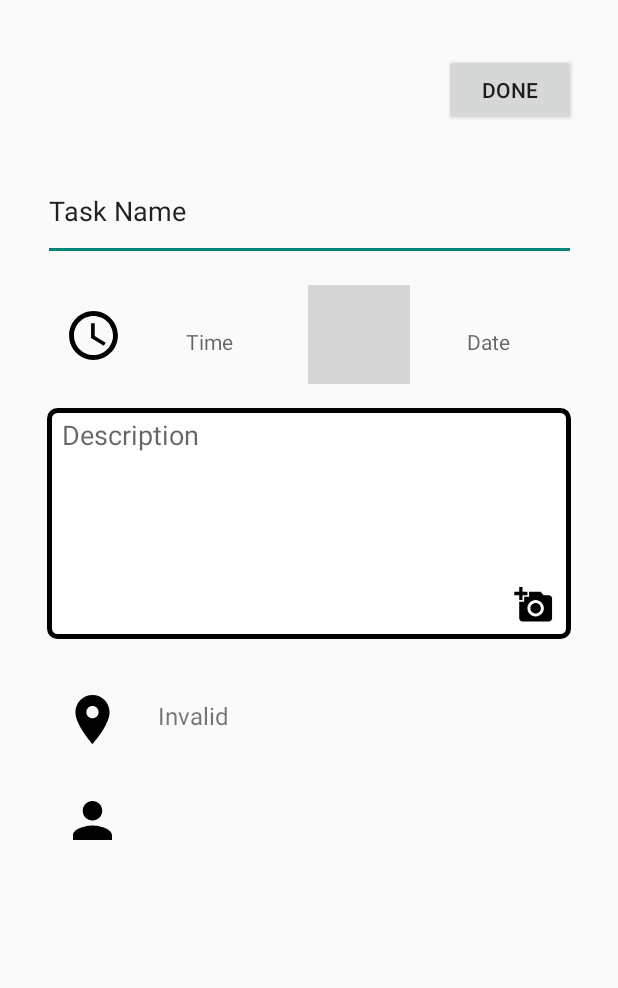
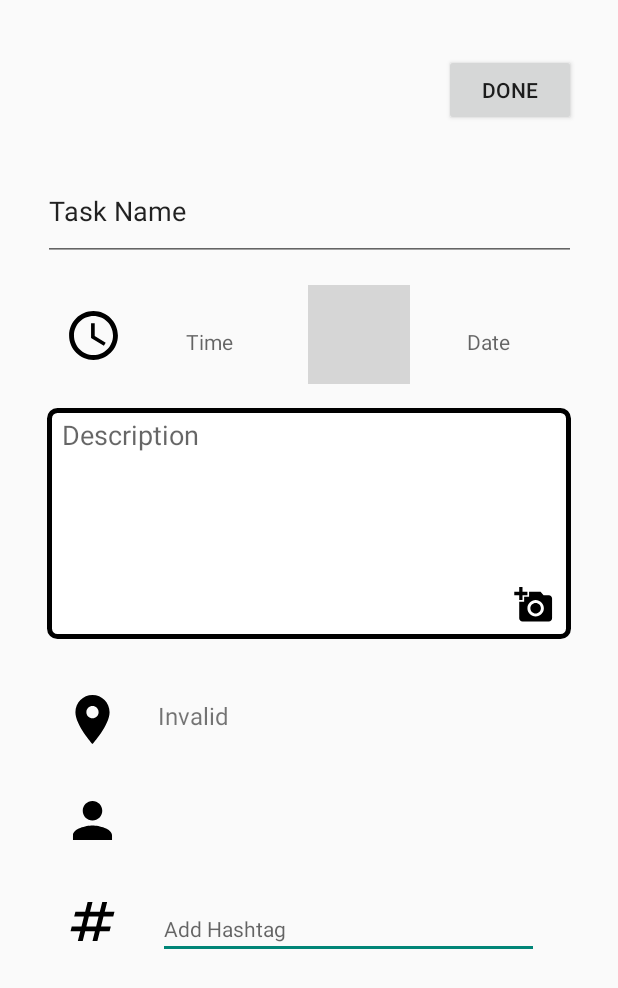
Before and after one commit to ZeitLee/CS5520-Sp22-Final-Project, an Android app: the screen it shows after launch (createReminder), after a tap on an icon or button, on a phone screen of 412 x 824 dp. Shown: the top 988 px of the screen. Run offline under Robolectric (Android 15) with nearby library versions, the phone set to English and light mode, and no system bars; grey boxes are pictures that could not be loaded.

Commit message:
added hashtag

```diff
--- a/app/src/main/java/edu/neu/madcourse/cs5520_sp22_final_project/createReminder.java
+++ b/app/src/main/java/edu/neu/madcourse/cs5520_sp22_final_project/createReminder.java
@@ -64,6 +64,7 @@ public class createReminder extends AppCompatActivity {
 
     private EditText nameInput;
     private EditText mDescription;
+    private EditText mHashtag;
     private TextView myTextDisplayDate;
     private TextView myTextDisplayTime;
     private DatePickerDialog.OnDateSetListener myDateSetListener;
@@ -99,6 +100,7 @@ public class createReminder extends AppCompatActivity {
         myTextDisplayTime = (TextView) findViewById(R.id.timeSelector);
         addPhoto = (ImageView) findViewById(R.id.photoImageView);
         mDescription = (EditText) findViewById(R.id.description);
+        mHashtag = (EditText) findViewById(R.id.hashTag);
         mapSelector = (ImageView) findViewById(R.id.mapSelector);
         done = (Button) findViewById(R.id.saveData);
 
@@ -260,6 +262,7 @@ public class createReminder extends AppCompatActivity {
                 // set text view.
                 nameInput.setText(reminder.title);
                 mDescription.setText(reminder.description);
+                mHashtag.setText(reminder.hashtag);
                 myTextDisplayDate.setText(reminder.date);
                 myTextDisplayTime.setText(reminder.time);
                 address = Loc.geoToAddress(reminder.location[0], reminder.location[1], this);
@@ -400,6 +403,7 @@ public class createReminder extends AppCompatActivity {
         String title = nameInput.getText().toString();
         reminder.title = !"".equals(title) ? title : "Default Task";
         reminder.description = mDescription.getText().toString();
+        reminder.hashtag = mHashtag.getText().toString();
         reminder.location = geoLoc;
         //TODO: need to update image path and voice file path.
         return gson.toJson(reminder);
--- a/app/src/main/java/edu/neu/madcourse/cs5520_sp22_final_project/models/Reminder.java
+++ b/app/src/main/java/edu/neu/madcourse/cs5520_sp22_final_project/models/Reminder.java
@@ -14,6 +14,7 @@ public class Reminder {
     public Voice voice;
     public String date;
     public String time;
+    public String hashtag;
     public double[] location;
     public boolean completed;
 
@@ -21,6 +22,7 @@ public class Reminder {
         id = UUID.randomUUID().toString();
         title = "Task Name";
         description = "";
+        hashtag = "";
         image = null;
         voice = null;
         date = "";
@@ -29,11 +31,13 @@ public class Reminder {
         completed = false;
     }
 
-    public Reminder(String id, String title, String description, String image, Voice voice, String date,
+    public Reminder(String id, String title, String description, String hashtag, String image,
+                    Voice voice, String date,
                     String time, double[] location, boolean complete) {
         this.id = id;
         this.title = title;
         this.description = description;
+        this.hashtag = hashtag;
         this.image = image;
         this.voice = voice;
         this.date = date;
--- /dev/null
+++ b/app/src/main/res/drawable/hash_foreground.xml
@@ -0,0 +1,15 @@
+<vector xmlns:android="http://schemas.android.com/apk/res/android"
+    android:width="108dp"
+    android:height="108dp"
+    android:viewportWidth="108"
+    android:viewportHeight="108"
+    android:tint="#000000">
+  <group android:scaleX="2.61"
+      android:scaleY="2.61"
+      android:translateX="22.68"
+      android:translateY="22.68">
+    <path
+        android:fillColor="@android:color/white"
+        android:pathData="M20.5,10L21,8h-4l1,-4h-2l-1,4h-4l1,-4h-2L9,8H5l-0.5,2h4l-1,4h-4L3,16h4l-1,4h2l1,-4h4l-1,4h2l1,-4h4l0.5,-2h-4l1,-4H20.5zM13.5,14h-4l1,-4h4L13.5,14z"/>
+  </group>
+</vector>
--- a/app/src/main/res/layout/activity_create_reminder.xml
+++ b/app/src/main/res/layout/activity_create_reminder.xml
@@ -5,6 +5,21 @@
     android:layout_width="match_parent"
     android:layout_height="match_parent"
     tools:context=".createReminder">
+
+    <EditText
+        android:id="@+id/hashTag"
+        android:layout_width="254dp"
+        android:layout_height="39dp"
+        android:layout_marginTop="516dp"
+        android:ems="10"
+        android:hint="Add Hashtag"
+        android:inputType="textPersonName"
+        android:text=""
+        android:textSize="14sp"
+        app:layout_constraintEnd_toEndOf="parent"
+        app:layout_constraintHorizontal_bias="0.668"
+        app:layout_constraintStart_toStartOf="parent"
+        app:layout_constraintTop_toBottomOf="@+id/saveData" />
 
     <TextView
         android:id="@+id/dateSelector"
@@ -127,5 +142,15 @@
         app:layout_constraintStart_toEndOf="@+id/mapSelector"
         app:layout_constraintTop_toBottomOf="@+id/description" />
 
+    <ImageView
+        android:id="@+id/imageView"
+        android:layout_width="67dp"
+        android:layout_height="67dp"
+        app:layout_constraintEnd_toEndOf="parent"
+        app:layout_constraintHorizontal_bias="0.081"
+        app:layout_constraintStart_toStartOf="parent"
+        app:layout_constraintTop_toBottomOf="@+id/imageView4"
+        app:srcCompat="@drawable/hash_foreground" />
+
 
 </androidx.constraintlayout.widget.ConstraintLayout>
--- /dev/null
+++ b/app/src/main/res/mipmap-anydpi-v26/hash.xml
@@ -0,0 +1,5 @@
+<?xml version="1.0" encoding="utf-8"?>
+<adaptive-icon xmlns:android="http://schemas.android.com/apk/res/android">
+    <background android:drawable="@drawable/hash_background"/>
+    <foreground android:drawable="@drawable/hash_foreground"/>
+</adaptive-icon>
--- /dev/null
+++ b/app/src/main/res/mipmap-anydpi-v26/hash_round.xml
@@ -0,0 +1,5 @@
+<?xml version="1.0" encoding="utf-8"?>
+<adaptive-icon xmlns:android="http://schemas.android.com/apk/res/android">
+    <background android:drawable="@drawable/hash_background"/>
+    <foreground android:drawable="@drawable/hash_foreground"/>
+</adaptive-icon>
```
Also changed, not shown: app/src/main/res/drawable/hash_background.xml (added, +74 -0 lines), app/src/main/hash-playstore.png (added), app/src/main/res/mipmap-hdpi/hash.png (added), app/src/main/res/mipmap-hdpi/hash_round.png (added), app/src/main/res/mipmap-mdpi/hash.png (added), app/src/main/res/mipmap-mdpi/hash_round.png (added), app/src/main/res/mipmap-xhdpi/hash.png (added), app/src/main/res/mipmap-xhdpi/hash_round.png (added), app/src/main/res/mipmap-xxhdpi/hash.png (added), app/src/main/res/mipmap-xxhdpi/hash_round.png (added), app/src/main/res/mipmap-xxxhdpi/hash.png (added), app/src/main/res/mipmap-xxxhdpi/hash_round.png (added).
